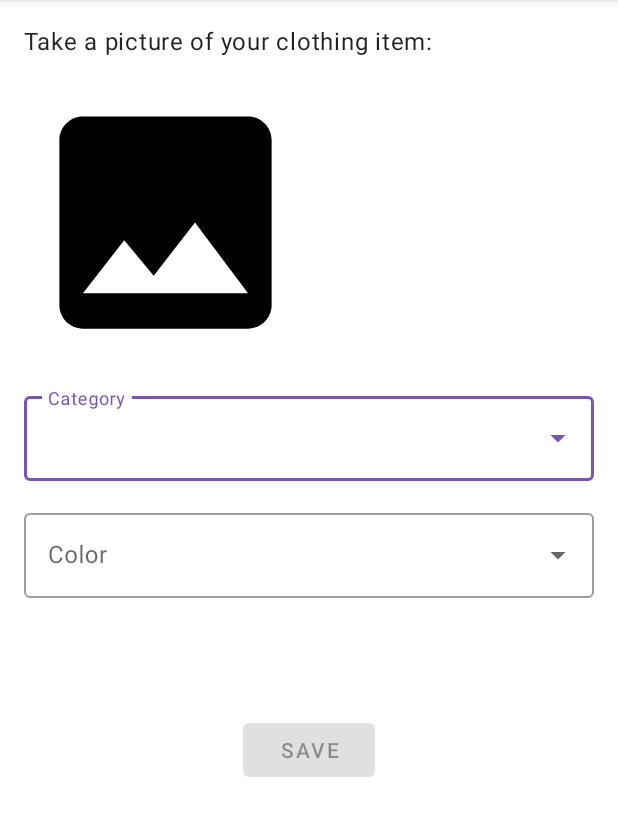
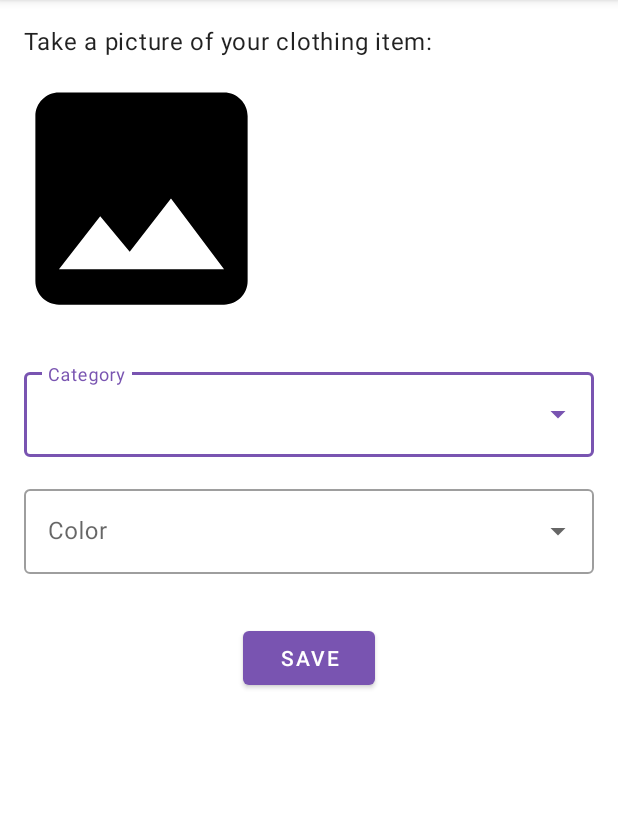
Before and after one commit to ShiraGoren100/smartWardrobe, an Android app: the AddItemActivity screen opened directly, with no data from a screen before it, on a phone screen of 412 x 824 dp, the part 84-920 px from its top. Run offline under Robolectric (Android 15) with nearby library versions, the phone set to English and light mode, and no system bars; our stand-ins replace navigation-ui.

```diff
--- a/app/src/main/java/com/example/smartwardrobe/AddItemActivity.kt
+++ b/app/src/main/java/com/example/smartwardrobe/AddItemActivity.kt
@@ -2,22 +2,26 @@ package com.example.smartwardrobe
 
 import android.content.Intent
 import android.graphics.Bitmap
-
-import androidx.appcompat.app.AppCompatActivity
 import android.os.Bundle
 import android.provider.MediaStore
 import android.util.Log
 import android.view.LayoutInflater
 import android.widget.*
+import androidx.appcompat.app.AppCompatActivity
 import androidx.navigation.ui.AppBarConfiguration
+import androidx.recyclerview.widget.LinearLayoutManager
 import com.example.smartwardrobe.databinding.ActivityAddItemBinding
 import com.google.android.material.textfield.TextInputLayout
+import com.google.gson.Gson
+import okhttp3.internal.notify
 
 class AddItemActivity : AppCompatActivity() {
     private lateinit var appBarConfiguration: AppBarConfiguration
     private lateinit var binding: ActivityAddItemBinding
     private lateinit var imageView: ImageView
-    private lateinit var propertyMap:MutableMap<String,String>
+    private lateinit var propertyMap: MutableMap<String, String>
+    private lateinit var lst:ArrayList<ItemList>
+    private lateinit var lstAdapter:CustomAdapter
 
     override fun onCreate(savedInstanceState: Bundle?) {
         super.onCreate(savedInstanceState)
@@ -31,7 +35,10 @@ class AddItemActivity : AppCompatActivity() {
             val takePictureIntent = Intent(MediaStore.ACTION_IMAGE_CAPTURE)
             startActivityForResult(takePictureIntent, 1)
         }
-
+        lst= ArrayList<ItemList>()
+        binding.featureContainer.layoutManager=LinearLayoutManager(this)
+         lstAdapter=CustomAdapter(this@AddItemActivity,lst)
+        binding.featureContainer.adapter=lstAdapter
         //categories
         val categoryInput = findViewById<AutoCompleteTextView>(R.id.tv_category)
         val categories = resources.getStringArray(R.array.categories)
@@ -53,6 +60,8 @@ class AddItemActivity : AppCompatActivity() {
             val features = resources.getStringArray(
                 resources.getIdentifier(arrayName, "array", packageName)
             )
+            propertyMap = mutableMapOf<String, String>()
+           // lst=ArrayList<ItemList>()
             updateFeatures(features)
         }
 
@@ -62,7 +71,21 @@ class AddItemActivity : AppCompatActivity() {
         val colorAdapter = ArrayAdapter(this, android.R.layout.simple_list_item_1, colors)
         colorInput.setAdapter(colorAdapter)
 
-        binding.btnSave.setOnClickListener(){
+        binding.btnSave.setOnClickListener() {
+         /*   for (i in 0 until binding.featureContainer.childCount) {
+                val view = binding.featureContainer.getChildAt(i)
+                if (view is TextInputLayout) {
+                    val autoCompleteTextView = view.findViewById<AutoCompleteTextView>(R.id.tv_feature)
+                    val text = autoCompleteTextView.text.toString()
+                    // Do something with the text
+                }
+            }
+*/
+            val gson = Gson()
+            val json = gson.toJson(propertyMap)
+
+// Output the JSON string
+            println(json)
 
         }
 
@@ -92,34 +115,46 @@ class AddItemActivity : AppCompatActivity() {
     }
 
     private fun updateFeatures(features: Array<String>) {
-         lateinit var fname:String
+        lateinit var fname: String
         binding.featureContainer.removeAllViews()
         features?.forEach { feature ->
             val featureInputLayout = LayoutInflater.from(this@AddItemActivity)
                 .inflate(R.layout.item_spinner, null) as TextInputLayout
 
-            fname=feature
+            fname = feature
             featureInputLayout.hint = feature
             val properties = resources.getStringArray(resources.getIdentifier("feature_$feature", "array", packageName))
 
+            lst.add(ItemList(feature, properties.toList()))
+            lstAdapter.notifyDataSetChanged()
+/*
             val featureAutoCompleteTextView = featureInputLayout.findViewById<AutoCompleteTextView>(R.id.tv_feature)
-            val adapter = ArrayAdapter(
-                this@AddItemActivity,
-                android.R.layout.simple_spinner_dropdown_item,
-                properties
-            )
-            featureAutoCompleteTextView.hint=feature
+            val adapter = ArrayAdapter(this@AddItemActivity, android.R.layout.simple_spinner_dropdown_item, properties)
             featureAutoCompleteTextView.setAdapter(adapter)
             featureAutoCompleteTextView.dropDownAnchor = featureInputLayout.id
-            featureAutoCompleteTextView.setOnItemClickListener { parent, view, position, id ->
+
+            featureAutoCompleteTextView.onItemClickListener = AdapterView.OnItemClickListener { parent, view, position, id ->
+//                val parentView = featureAutoCompleteTextView.parent
+
+                val textInputLayout = findViewById<TextInputLayout>(R.id.feature_input)
+                val hint = textInputLayout.hint.toString()
                 val valuek = parent.getItemAtPosition(position).toString()
-//                propertyMap[feature]=valuek
+                propertyMap[hint] = valuek
 
-                // Use the safe-call operator to access the put method of propertyMap
-//                propertyMap?.put(fname, valuek)
+
             }
+*/
+            /*  featureAutoCompleteTextView.setOnItemClickListener { parent, view, position, id ->
+                  val valuek = parent.getItemAtPosition(position).toString()
+  //                fname= featureAutoCompleteTextView.hint.toString()
+                  featureInputLayout.hint
+                  propertyMap[feature] = valuek
 
-            binding.featureContainer.addView(featureInputLayout)
+                  // Use the safe-call operator to access the put method of propertyMap
+  //                propertyMap?.put(fname, valuek)
+              }*/
+
+//            binding.featureContainer.addView(featureInputLayout)
         }
     }
 
--- /dev/null
+++ b/app/src/main/java/com/example/smartwardrobe/ItemList.kt
@@ -0,0 +1,5 @@
+package com.example.smartwardrobe
+
+data class ItemList(val feature:String,val properties:List<String>){
+
+}
--- a/app/src/main/res/layout/activity_add_item.xml
+++ b/app/src/main/res/layout/activity_add_item.xml
@@ -1,4 +1,9 @@
 <?xml version="1.0" encoding="utf-8"?>
+<ScrollView xmlns:android="http://schemas.android.com/apk/res/android"
+
+    android:layout_width="match_parent"
+    android:layout_height="match_parent">
+
     <androidx.constraintlayout.widget.ConstraintLayout xmlns:android="http://schemas.android.com/apk/res/android"
         xmlns:app="http://schemas.android.com/apk/res-auto"
         xmlns:tools="http://schemas.android.com/tools"
@@ -22,7 +27,6 @@
             android:id="@+id/img_view"
             android:layout_width="30mm"
             android:layout_height="30mm"
-        android:layout_margin="16dp"
             android:src="@drawable/ic_baseline_photo_24"
             app:layout_constraintStart_toStartOf="parent"
             app:layout_constraintTop_toBottomOf="@+id/label_pic" />
@@ -70,7 +74,7 @@
 
         </com.google.android.material.textfield.TextInputLayout>
 
-    <LinearLayout
+        <androidx.recyclerview.widget.RecyclerView
             android:id="@+id/featureContainer"
             android:layout_width="match_parent"
             android:layout_height="wrap_content"
@@ -87,7 +91,6 @@
             android:layout_gravity="start"
             android:layout_marginTop="16dp"
             android:layout_marginBottom="64dp"
-        android:enabled="false"
             android:text="@string/save"
             app:layout_constraintBottom_toBottomOf="parent"
             app:layout_constraintEnd_toEndOf="parent"
@@ -97,3 +100,4 @@
 
 
     </androidx.constraintlayout.widget.ConstraintLayout>
+</ScrollView>
```
Also changed, not shown: app/src/main/java/com/example/smartwardrobe/CustomAdapter.kt (added, +50 -0 lines). Lines whose indentation alone changed are shown as unchanged.
